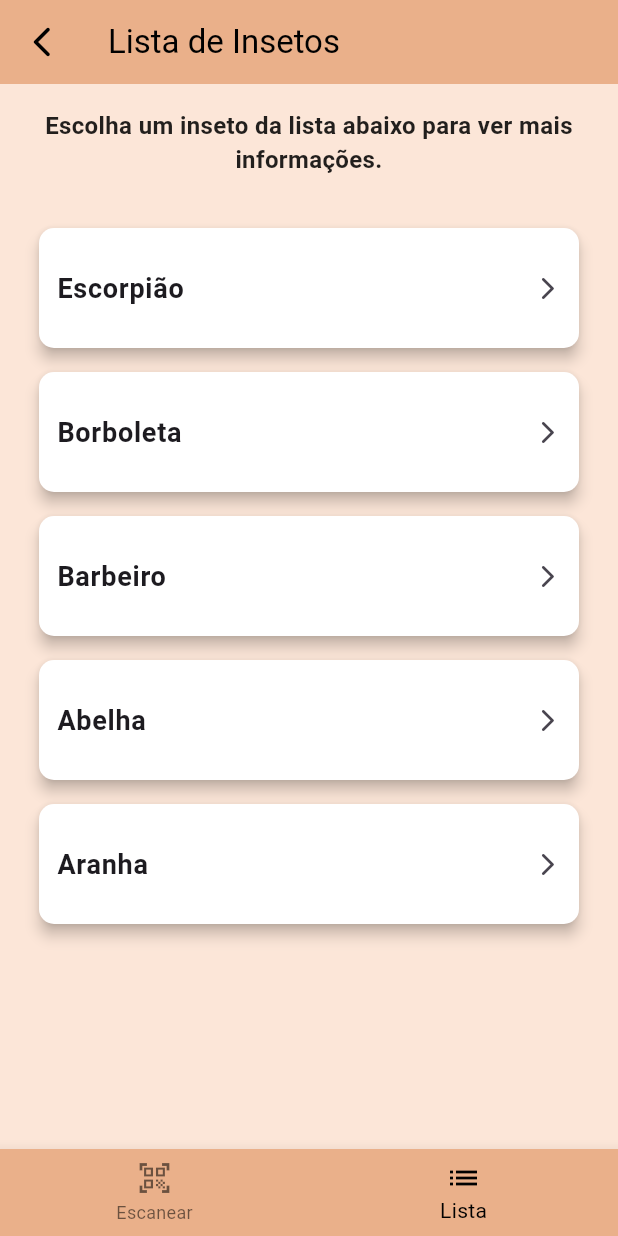
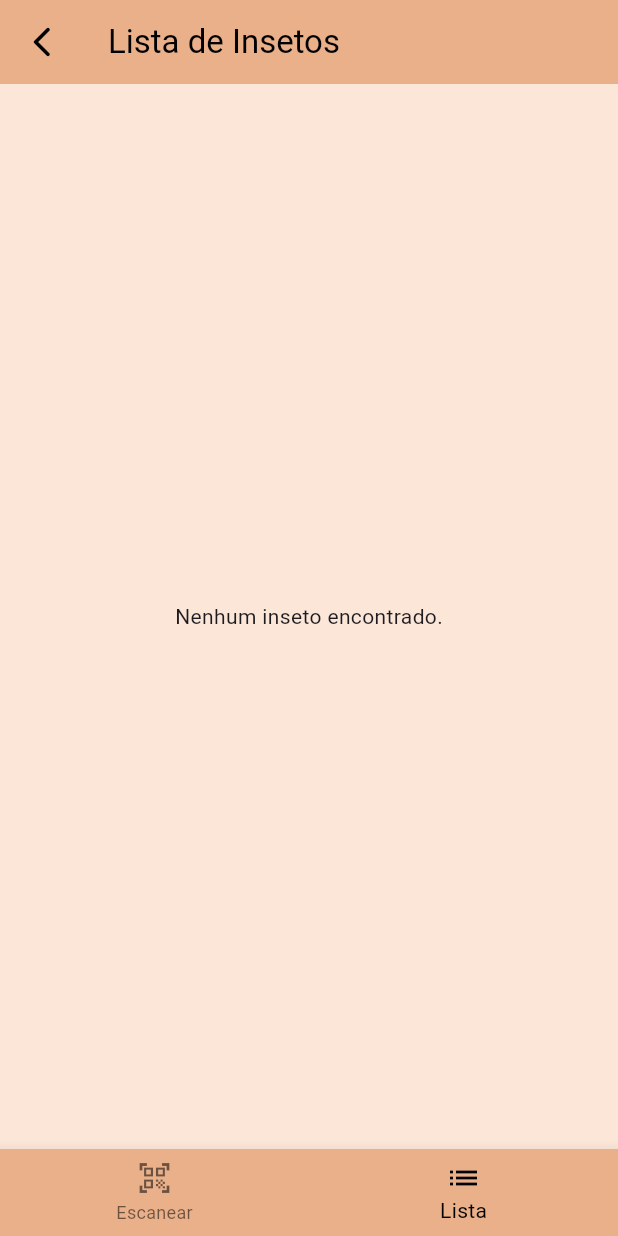
Before and after one commit to KethelenParra/Projeto-Integrador, a Flutter app: the screen it shows after launch, item 2 of the bottom bar chosen, on a phone screen of 412 x 824 dp. Run offline on Flutter 3.47's test engine with Material 3 defaults, Android fonts, the phone set to English and light mode, and no system bars; our stand-ins replace animated_text_kit, drift, flutter_tts, vibration, video_player; missing offline and left inert: mobile_scanner; accounts and stored records are empty; generated files the repository leaves out were written again; statements that could not run were skipped.

Commit message:
feat Ajustando screens e main para receber o banco

```diff
--- a/lib/screens/insect_list_screen.dart
+++ b/lib/screens/insect_list_screen.dart
@@ -1,15 +1,17 @@
 import 'package:flutter/material.dart';
+import 'package:provider/provider.dart';
 import 'package:flutter_tts/flutter_tts.dart';
-import 'package:vibration/vibration.dart'; // Import para vibração personalizada
+import 'package:vibration/vibration.dart';
+import '../data/data_manager.dart';
+import '../data/data_definition.dart';
 import 'insect_details_screen.dart';
 import 'home_page.dart';
-import 'inserct.dart'; // Importa os dados dos insetos
 
 class InsectListScreen extends StatefulWidget {
-  const InsectListScreen({super.key});
+  const InsectListScreen({Key? key}) : super(key: key);
 
   @override
-  State<InsectListScreen> createState() => _InsectListScreenState();
+  _InsectListScreenState createState() => _InsectListScreenState();
 }
 
 class _InsectListScreenState extends State<InsectListScreen> {
@@ -23,7 +25,7 @@ class _InsectListScreenState extends State<InsectListScreen> {
 
   @override
   void dispose() {
-    _flutterTts.stop(); // Para o TTS ao sair da tela
+    _flutterTts.stop();
     super.dispose();
   }
 
@@ -31,96 +33,78 @@ class _InsectListScreenState extends State<InsectListScreen> {
     await _flutterTts.setLanguage("pt-BR");
     await _flutterTts.setSpeechRate(0.6);
     await _flutterTts.speak(
-      "Escolha um inseto da lista para ver mais informações sobre ele. Fale o nome do inseto desejado para abrir a tela de detalhes. Insetos disponiveis: Escorpião. Borboleta. Barbeiro. Abelha. Aranha.",
+      "Escolha um inseto da lista para ver mais informações sobre ele.",
     );
   }
 
-  // Função para acionar a vibração personalizada
   void _vibrate() async {
     if (await Vibration.hasVibrator() ?? false) {
-      Vibration.vibrate(duration: 200); // Vibração de 200ms
+      Vibration.vibrate(duration: 200);
     }
   }
 
   @override
   Widget build(BuildContext context) {
+    final manager = Provider.of<DataManager>(context, listen: false);
+
     return Scaffold(
       backgroundColor: const Color(0xFFFCE6D8),
       appBar: AppBar(
         backgroundColor: const Color(0xFFEAB08A),
-        title: const Text(
-          'Lista de Insetos',
-          style: TextStyle(color: Colors.black),
-        ),
+        title: const Text('Lista de Insetos', style: TextStyle(color: Colors.black)),
         iconTheme: const IconThemeData(color: Colors.black),
         leading: IconButton(
-          icon:
-              const Icon(Icons.arrow_back_ios_new_rounded, color: Colors.black),
+          icon: const Icon(Icons.arrow_back_ios_new_rounded, color: Colors.black),
           onPressed: () {
-            _vibrate(); // Vibração ao clicar no botão de voltar
-            _flutterTts.stop(); // Para o TTS ao sair
+            _vibrate();
+            _flutterTts.stop();
             Navigator.pushReplacement(
               context,
-              MaterialPageRoute(builder: (context) => const HomePage()),
+              MaterialPageRoute(builder: (_) => const HomePage()),
             );
           },
         ),
       ),
-      body: Column(
-        children: [
-          // Texto de instrução
-          const Padding(
-            padding: EdgeInsets.all(16.0),
-            child: Text(
-              "Escolha um inseto da lista abaixo para ver mais informações.",
-              textAlign: TextAlign.center,
-              style: TextStyle(
-                fontSize: 16,
-                fontWeight: FontWeight.bold,
-                color: Colors.black87,
-              ),
-            ),
-          ),
-          Expanded(
-            child: ListView.builder(
+      body: StreamBuilder<List<InsetoData>>(
+        stream: manager.watchAllInsetos(),
+        builder: (context, snapshot) {
+          if (snapshot.connectionState == ConnectionState.waiting) {
+            return const Center(child: CircularProgressIndicator());
+          }
+          final insetos = snapshot.data ?? [];
+          if (insetos.isEmpty) {
+            return const Center(child: Text('Nenhum inseto encontrado.'));
+          }
+          return ListView.builder(
             padding: const EdgeInsets.all(10),
-              itemCount: insectData.length,
-              itemBuilder: (context, index) {
-                final insect = insectData.values.elementAt(index);
+            itemCount: insetos.length,
+            itemBuilder: (ctx, i) {
+              final inseto = insetos[i];
               return Card(
                 color: Colors.white,
                 elevation: 4,
-                  margin:
-                      const EdgeInsets.symmetric(vertical: 8, horizontal: 16),
-                  shape: RoundedRectangleBorder(
-                    borderRadius: BorderRadius.circular(10),
-                  ),
+                margin: const EdgeInsets.symmetric(vertical: 8, horizontal: 16),
+                shape: RoundedRectangleBorder(borderRadius: BorderRadius.circular(10)),
                 child: ListTile(
                   contentPadding: const EdgeInsets.all(12),
-                    title: Text(
-                      insect.name,
-                      style: const TextStyle(
-                          fontSize: 18, fontWeight: FontWeight.bold),
-                    ),
-                    trailing:
-                        const Icon(Icons.arrow_forward_ios_rounded, size: 18),
+                  title: Text(inseto.nome, style: const TextStyle(fontSize: 18, fontWeight: FontWeight.bold)),
+                  subtitle: Text(inseto.familia),
+                  trailing: const Icon(Icons.arrow_forward_ios_rounded, size: 18),
                   onTap: () {
-                      _vibrate(); // Vibração ao escolher um inseto
-                      _flutterTts.stop(); // Para o TTS ao mudar de tela
+                    _vibrate();
+                    _flutterTts.stop();
                     Navigator.push(
                       context,
                       MaterialPageRoute(
-                          builder: (context) =>
-                              InsectDetailsScreen(insect: insect),
+                        builder: (_) => InsectDetailsScreen(inseto: inseto),
                       ),
                     );
                   },
                 ),
               );
             },
-            ),
-          ),
-        ],
+          );
+        },
       ),
     );
   }
```
Also changed, not shown: lib/main.dart (+25 -2 lines), lib/screens/insect_details_screen.dart (+50 -86 lines), lib/screens/qr_view_exemple.dart (+85 -100 lines). Lines whose indentation alone changed are shown as unchanged.
